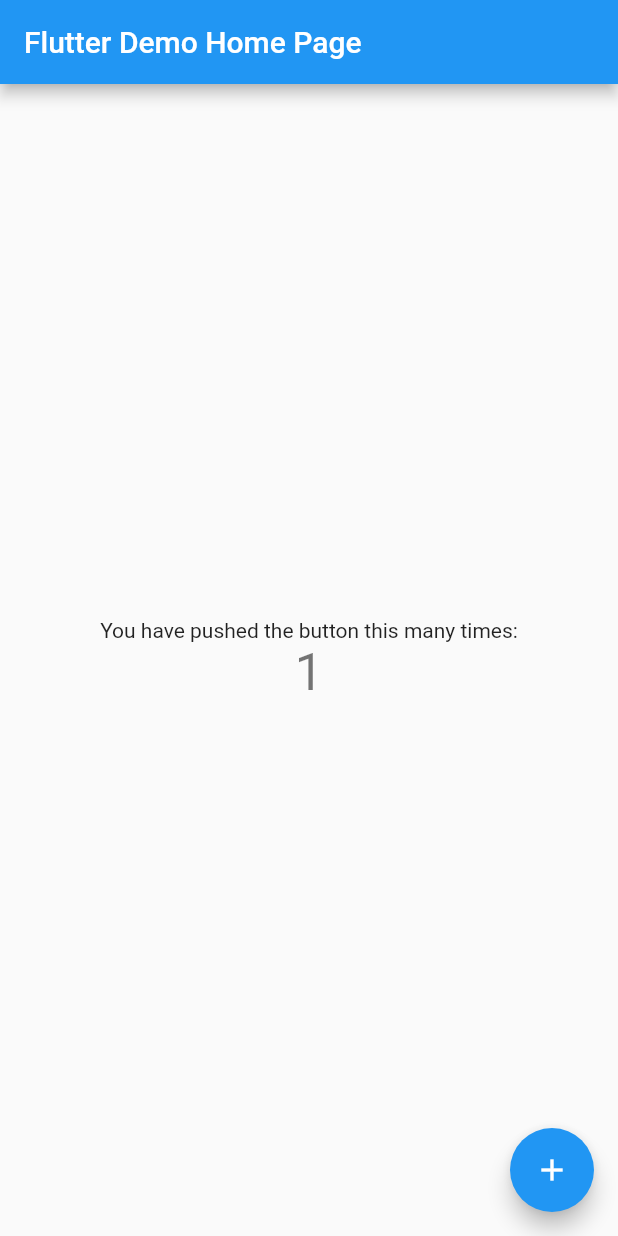
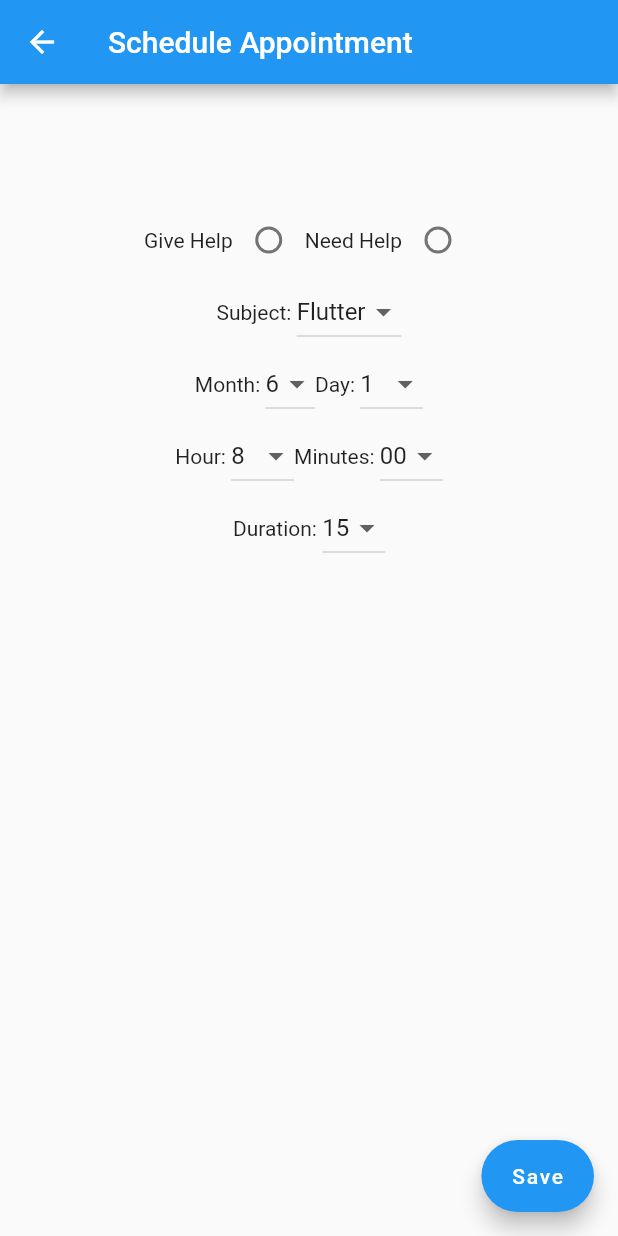
Before and after one commit to ngraton/officehour, a Flutter app: the screen it shows after launch, after a tap on the "add" icon, on a phone screen of 412 x 824 dp. Run offline on Flutter 3.47's test engine with Material 2 defaults, Android fonts, the phone set to English and light mode, and no system bars; our stand-ins replace flutter_datetime_picker; missing offline and left inert: sliver_calendar.

Commit message:
Add first two screens

```diff
--- a/lib/main.dart
+++ b/lib/main.dart
@@ -1,41 +1,29 @@
 import 'package:flutter/material.dart';
+import 'second_screen.dart';
+import 'package:flutter_datetime_picker/flutter_datetime_picker.dart';
+import 'package:sliver_calendar/sliver_calendar.dart';
 
 void main() => runApp(MyApp());
 
 class MyApp extends StatelessWidget {
-  // This widget is the root of your application.
   @override
   Widget build(BuildContext context) {
     return MaterialApp(
         title: 'Flutter Demo',
         theme: ThemeData(
-        // This is the theme of your application.
-        //
-        // Try running your application with "flutter run". You'll see the
-        // application has a blue toolbar. Then, without quitting the app, try
-        // changing the primarySwatch below to Colors.green and then invoke
-        // "hot reload" (press "r" in the console where you ran "flutter run",
-        // or simply save your changes to "hot reload" in a Flutter IDE).
-        // Notice that the counter didn't reset back to zero; the application
-        // is not restarted.
           primarySwatch: Colors.blue,
         ),
-      home: MyHomePage(title: 'Flutter Demo Home Page'),
-    );
+        // home: MyHomePage(title: 'Flutter Demo Home Page'),
+        initialRoute: '/',
+        routes: {
+          '/': (context) => MyHomePage(title: 'Office Hour'),
+          '/second': (context) => SecondScreen(),
+        });
   }
 }
 
 class MyHomePage extends StatefulWidget {
   MyHomePage({Key key, this.title}) : super(key: key);
-
-  // This widget is the home page of your application. It is stateful, meaning
-  // that it has a State object (defined below) that contains fields that affect
-  // how it looks.
-
-  // This class is the configuration for the state. It holds the values (in this
-  // case the title) provided by the parent (in this case the App widget) and
-  // used by the build method of the State. Fields in a Widget subclass are
-  // always marked "final".
 
   final String title;
 
@@ -44,68 +32,49 @@ class MyHomePage extends StatefulWidget {
 }
 
 class _MyHomePageState extends State<MyHomePage> {
-  int _counter = 0;
 
-  void _incrementCounter() {
-    setState(() {
-      // This call to setState tells the Flutter framework that something has
-      // changed in this State, which causes it to rerun the build method below
-      // so that the display can reflect the updated values. If we changed
-      // _counter without calling setState(), then the build method would not be
-      // called again, and so nothing would appear to happen.
-      _counter++;
-    });
+  @override
+  Widget buildItem(BuildContext context, CalendarEvent event) {
+    return null;
+  }
+
+  @override
+  List<CalendarEvent> getEvents(DateTime start, DateTime end) {
+    return null;
   }
 
   @override
   Widget build(BuildContext context) {
-    // This method is rerun every time setState is called, for instance as done
-    // by the _incrementCounter method above.
-    //
-    // The Flutter framework has been optimized to make rerunning build methods
-    // fast, so that you can just rebuild anything that needs updating rather
-    // than having to individually change instances of widgets.
     return Scaffold(
       appBar: AppBar(
-        // Here we take the value from the MyHomePage object that was created by
-        // the App.build method, and use it to set our appbar title.
         title: Text(widget.title),
       ),
-      body: Center(
-        // Center is a layout widget. It takes a single child and positions it
-        // in the middle of the parent.
-        child: Column(
-          // Column is also layout widget. It takes a list of children and
-          // arranges them vertically. By default, it sizes itself to fit its
-          // children horizontally, and tries to be as tall as its parent.
-          //
-          // Invoke "debug painting" (press "p" in the console, choose the
-          // "Toggle Debug Paint" action from the Flutter Inspector in Android
-          // Studio, or the "Toggle Debug Paint" command in Visual Studio Code)
-          // to see the wireframe for each widget.
-          //
-          // Column has various properties to control how it sizes itself and
-          // how it positions its children. Here we use mainAxisAlignment to
-          // center the children vertically; the main axis here is the vertical
-          // axis because Columns are vertical (the cross axis would be
-          // horizontal).
-          mainAxisAlignment: MainAxisAlignment.center,
-          children: <Widget>[
-            Text(
-              'You have pushed the button this many times:',
+      body: ListView(
+        children: <Widget> [
+          ListTile(
+            leading: Icon(Icons.schedule),
+            title: Text('6/3/2019 11:00 AM')
+          ),ListTile(
+            leading: Icon(Icons.schedule),
+            title: Text('6/4/2019 2:00 PM')
           ),
-            Text(
-              '$_counter',
-              style: Theme.of(context).textTheme.display1,
+          ListTile(
+            leading: Icon(Icons.schedule),
+            title: Text('6/5/2019 6:00 PM')
           ),
+          ListTile(
+            leading: Icon(Icons.schedule),
+            title: Text('6/6/2019 12:00 PM')
+          )
         ],
       ),
-      ),
       floatingActionButton: FloatingActionButton(
-        onPressed: _incrementCounter,
+        onPressed: () {
+          Navigator.pushNamed(context, '/second');
+        },
         tooltip: 'Increment',
         child: Icon(Icons.add),
-      ), // This trailing comma makes auto-formatting nicer for build methods.
+      ),
     );
   }
 }
--- /dev/null
+++ b/lib/second_screen.dart
@@ -0,0 +1,179 @@
+import 'package:flutter/material.dart';
+import 'dart:async';
+
+class SecondScreen extends StatefulWidget {
+  SecondScreen({Key key}) : super(key: key);
+
+  _SecondScreenState createState() => _SecondScreenState();
+}
+
+class _SecondScreenState extends State<SecondScreen> {
+  List _subjects = ['Flutter', 'Dart'];
+  List _minutes = ['00', '15', '30', '45'];
+  List _hours = ['8', '9', '10', '11', '12', '1', '2', '3', '4', '5', '6'];
+  List _months = ['6', '7', '8', '9'];
+  List _days = ['1', '2', '3', '4', '5', '6', '7', '8', '9', '10'];
+
+  List<DropdownMenuItem<String>> _menuItems;
+  String _selectedItem;
+
+  List<DropdownMenuItem<String>> _minutesDropdown;
+  String _selectedMinutes;
+
+  List<DropdownMenuItem<String>> _hoursDropdown;
+  String _selectedHour;
+
+  List<DropdownMenuItem<String>> _monthsDropdown;
+  String _selectedMonth;
+
+  List<DropdownMenuItem<String>> _daysDropdown;
+  String _selectedDay;
+
+  List<DropdownMenuItem<String>> _durationDropdown;
+  String _selectedDuration;
+
+  @override
+  void initState() {
+    _menuItems = getDropdowns(_subjects);
+    _selectedItem = _menuItems[0].value;
+
+    _minutesDropdown = getDropdowns(_minutes);
+    _selectedMinutes = _minutesDropdown[0].value;
+
+    _hoursDropdown = getDropdowns(_hours);
+    _selectedHour = _hoursDropdown[0].value;
+
+    _monthsDropdown = getDropdowns(_months);
+    _selectedMonth = _monthsDropdown[0].value;
+
+    _daysDropdown = getDropdowns(_days);
+    _selectedDay = _daysDropdown[0].value;
+
+    _durationDropdown = getDropdowns(['15', '30', '45', '60']);
+    _selectedDuration = _durationDropdown[0].value;
+
+    super.initState();
+  }
+
+  List<DropdownMenuItem<String>> getDropdowns(values) {
+    List<DropdownMenuItem<String>> list = List();
+    for (String val in values) {
+      list.add(new DropdownMenuItem(
+        value: val,
+        child: Text(val),
+      ));
+    }
+    return list;
+  }
+
+  @override
+  Widget build(BuildContext context) {
+    return Scaffold(
+        appBar: AppBar(title: Text('Schedule Appointment')),
+        floatingActionButton: FloatingActionButton.extended(
+          onPressed: () {
+            Navigator.pop(context);
+          },
+          label: Text('Save'),
+        ),
+        body: Center(
+          child: Padding(
+            padding: const EdgeInsets.all(80.0),
+            child: Column(
+              children: <Widget>[
+                Row(
+                  mainAxisAlignment: MainAxisAlignment.center,
+                  children: <Widget>[
+                    Text('Give Help'),
+                    Radio(value: 1, groupValue: 0, onChanged: (val) {}),
+                    Text('Need Help'),
+                    Radio(value: 1, groupValue: 0, onChanged: (val) {}),
+                  ],
+                ),
+                Row(
+                  mainAxisAlignment: MainAxisAlignment.center,
+                  children: <Widget>[
+                    Text('Subject: '),
+                    DropdownButton(
+                      value: _selectedItem,
+                      items: _menuItems,
+                      onChanged: (selected) {
+                        setState(() {
+                          _selectedItem = selected;
+                        });
+                      })
+                  ]
+                ),
+                Row(
+                  mainAxisAlignment: MainAxisAlignment.center,
+                  children: <Widget>[
+                    Row(
+                      mainAxisAlignment: MainAxisAlignment.center,
+                      children: <Widget> [
+                        Text('Month: '),
+                        DropdownButton(
+                          value: _selectedMonth,
+                          items: _monthsDropdown,
+                          onChanged: (selected) {
+                            setState(() {
+                              _selectedMonth = selected;
+                            });
+                          },
+                        ),
+                        Text('Day: '),
+                        DropdownButton(
+                          value: _selectedDay,
+                          items: _daysDropdown,
+                          onChanged: (selected) {
+                            setState(() {
+                              _selectedDay = selected;
+                            });
+                          },
+                        ),
+                      ]
+                    ),
+                  ]),
+                  Row(
+                    mainAxisAlignment: MainAxisAlignment.center,
+                    children: <Widget> [
+                      Text('Hour: '),
+                      DropdownButton(
+                        value: _selectedHour,
+                        items: _hoursDropdown,
+                        onChanged: (selected) {
+                          setState(() {
+                            _selectedHour = selected;
+                          });
+                        },
+                      ),
+                      Text('Minutes: '),
+                      DropdownButton(
+                        value: _selectedMinutes,
+                        items: _minutesDropdown,
+                        onChanged: (selected) {
+                          setState(() {
+                            _selectedMinutes = selected;
+                          });
+                        },
+                      ),
+                    ]
+                  ),
+                  Row(
+                    mainAxisAlignment: MainAxisAlignment.center,
+                    children: <Widget> [
+                      Text('Duration: '),
+                      DropdownButton(
+                        value: _selectedDuration,
+                        items: _durationDropdown,
+                        onChanged: (selected) {
+                          _selectedDuration = selected;
+                        },
+                      ),
+                    ],
+                  ),
+              ],
+            ),
+          ),
+        ));
+  }
+}
--- a/pubspec.yaml
+++ b/pubspec.yaml
@@ -17,6 +17,9 @@ environment:
   sdk: ">=2.1.0 <3.0.0"
 
 dependencies:
+  flutter_datetime_picker: ^1.2.1
+  sliver_calendar: 0.2.0
+
   flutter:
     sdk: flutter
 
```
Also changed, not shown: lib/login.dart (added, +71 -0 lines), pubspec.lock. Lines whose indentation alone changed are shown as unchanged.
